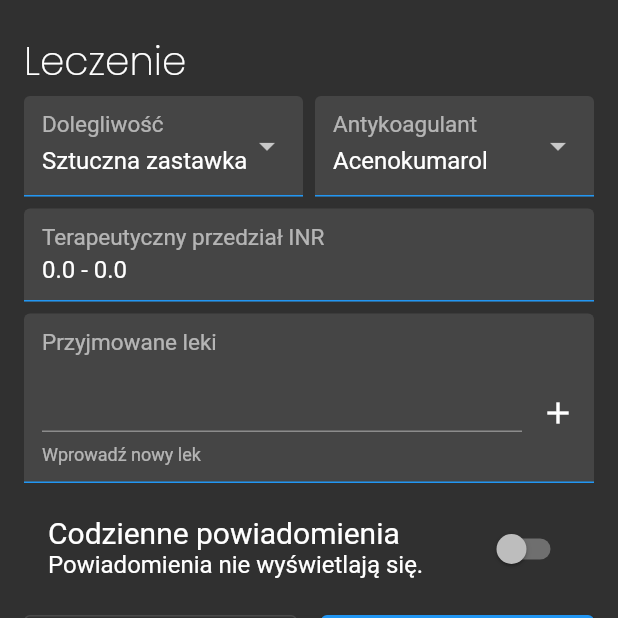
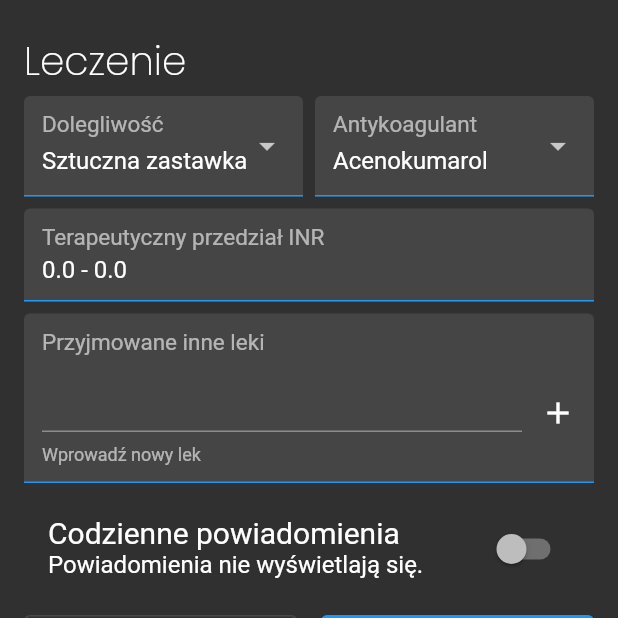
Before and after one commit to lburzak/HeartMate, a Flutter app: the screen it shows after launch, after a tap on the "arrow forward" icon, on a phone screen of 412 x 824 dp, the part 618-1236 px from its top. Run offline on Flutter 3.47's test engine with Material 2 defaults, Android fonts, the phone set to English and light mode, and no system bars; our stand-ins replace bloc, bottom_navy_bar, dotted_border, event_bus, flutter_bloc, flutter_local_notifications and 12 more; missing offline and left inert: workmanager; accounts and stored records are empty.

Commit message:
[profile-editor] rename other medicines section

```diff
--- a/lib/feature/profile_editor/ui/view.dart
+++ b/lib/feature/profile_editor/ui/view.dart
@@ -312,7 +312,7 @@ class _OtherMedicinesPickerState extends State<OtherMedicinesPicker> {
     return InputDecorator(
         decoration: const InputDecoration(
             contentPadding: EdgeInsets.only(left: 12, top: 12, bottom: 12),
-            labelText: "Przyjmowane leki",
+            labelText: "Przyjmowane inne leki",
             enabledBorder: UnderlineInputBorder(
                 borderSide: BorderSide(color: Colors.blue)),
             filled: true),
```
